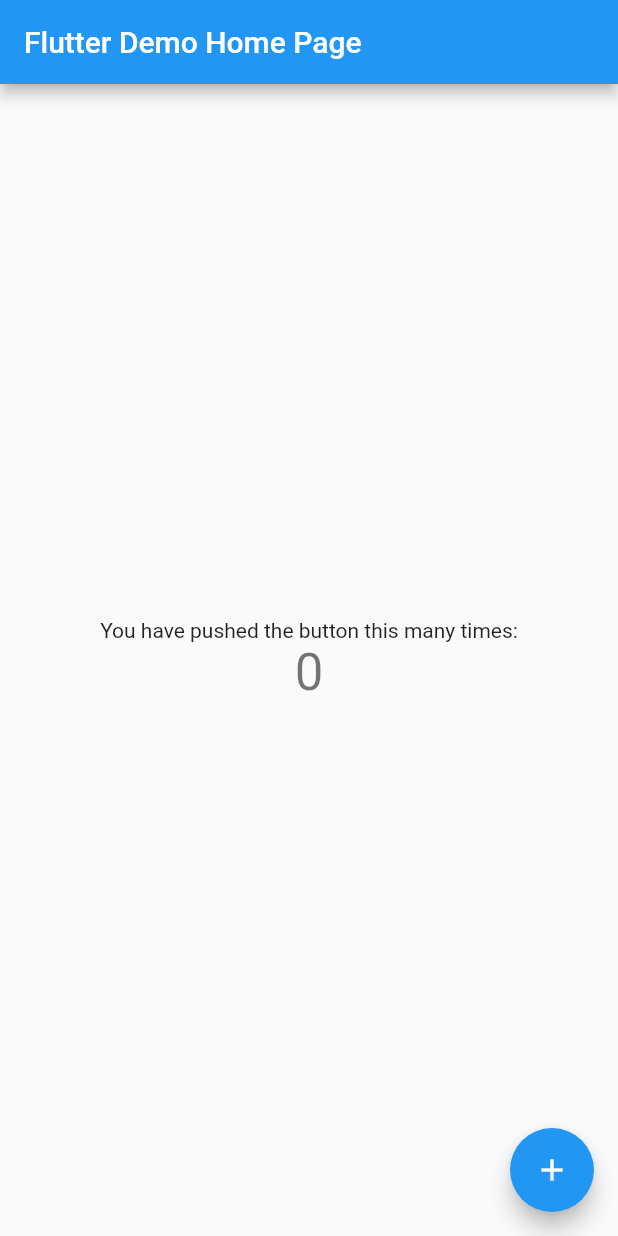
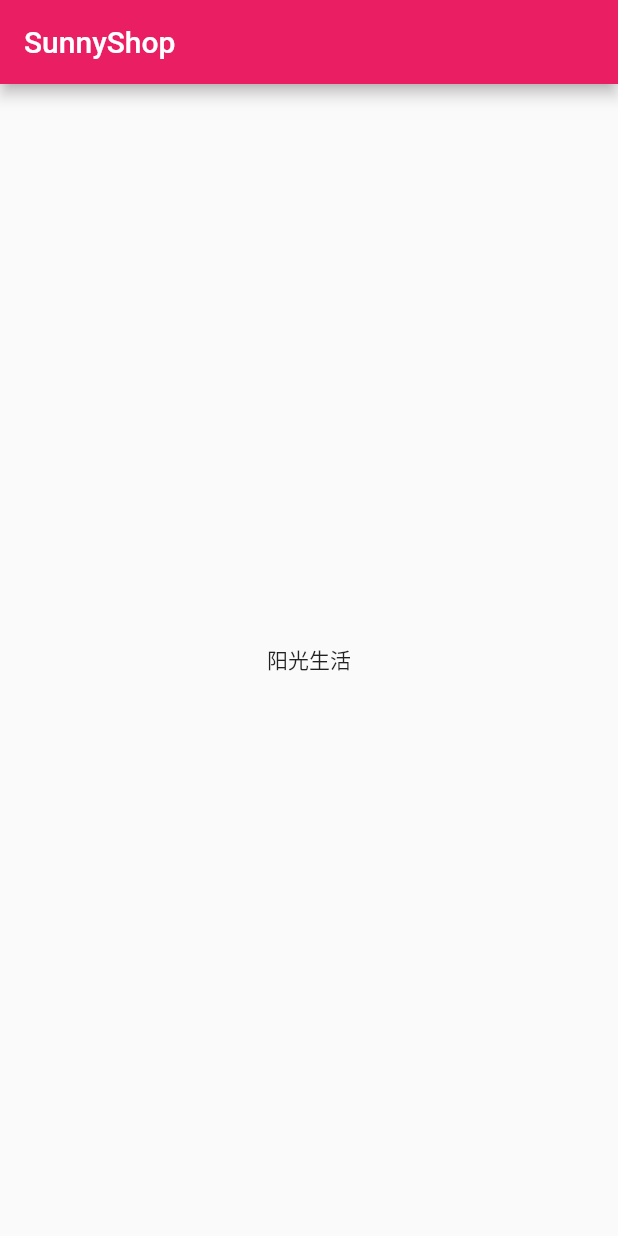
Before and after one commit to CoderHRXu/SunnyShop, a Flutter app: the screen it shows after launch, on a phone screen of 412 x 824 dp. Run offline on Flutter 3.47's test engine with Material 2 defaults, Android fonts, the phone set to English and light mode, and no system bars.

Commit message:
app框架，首页实现

```diff
--- a/sunny_shop/lib/main.dart
+++ b/sunny_shop/lib/main.dart
@@ -1,111 +1,26 @@
 import 'package:flutter/material.dart';
+import 'pages/index_page.dart';
 
-void main() => runApp(MyApp());
+
+void main()=>runApp(MyApp());
 
 class MyApp extends StatelessWidget {
-  // This widget is the root of your application.
+  final Widget child;
+
+  MyApp({Key key, this.child}) : super(key: key);
+
   @override
   Widget build(BuildContext context) {
-    return MaterialApp(
-      title: 'Flutter Demo',
-      theme: ThemeData(
-        // This is the theme of your application.
-        //
-        // Try running your application with "flutter run". You'll see the
-        // application has a blue toolbar. Then, without quitting the app, try
-        // changing the primarySwatch below to Colors.green and then invoke
-        // "hot reload" (press "r" in the console where you ran "flutter run",
-        // or simply save your changes to "hot reload" in a Flutter IDE).
-        // Notice that the counter didn't reset back to zero; the application
-        // is not restarted.
-        primarySwatch: Colors.blue,
+    return Container(
+      child: MaterialApp(
+        title: 'sunnyshop',
+        debugShowCheckedModeBanner: false, // 不显示debug图标
+        theme: ThemeData(
+          primaryColor: Colors.pink
+        ),
+        home: IndexPages(),
+
       ),
-      home: MyHomePage(title: 'Flutter Demo Home Page'),
     );
   }
 }
-
-class MyHomePage extends StatefulWidget {
-  MyHomePage({Key key, this.title}) : super(key: key);
-
-  // This widget is the home page of your application. It is stateful, meaning
-  // that it has a State object (defined below) that contains fields that affect
-  // how it looks.
-
-  // This class is the configuration for the state. It holds the values (in this
-  // case the title) provided by the parent (in this case the App widget) and
-  // used by the build method of the State. Fields in a Widget subclass are
-  // always marked "final".
-
-  final String title;
-
-  @override
-  _MyHomePageState createState() => _MyHomePageState();
-}
-
-class _MyHomePageState extends State<MyHomePage> {
-  int _counter = 0;
-
-  void _incrementCounter() {
-    setState(() {
-      // This call to setState tells the Flutter framework that something has
-      // changed in this State, which causes it to rerun the build method below
-      // so that the display can reflect the updated values. If we changed
-      // _counter without calling setState(), then the build method would not be
-      // called again, and so nothing would appear to happen.
-      _counter++;
-    });
-  }
-
-  @override
-  Widget build(BuildContext context) {
-    // This method is rerun every time setState is called, for instance as done
-    // by the _incrementCounter method above.
-    //
-    // The Flutter framework has been optimized to make rerunning build methods
-    // fast, so that you can just rebuild anything that needs updating rather
-    // than having to individually change instances of widgets.
-    return Scaffold(
-      appBar: AppBar(
-        // Here we take the value from the MyHomePage object that was created by
-        // the App.build method, and use it to set our appbar title.
-        title: Text(widget.title),
-      ),
-      body: Center(
-        // Center is a layout widget. It takes a single child and positions it
-        // in the middle of the parent.
-        child: Column(
-          // Column is also layout widget. It takes a list of children and
-          // arranges them vertically. By default, it sizes itself to fit its
-          // children horizontally, and tries to be as tall as its parent.
-          //
-          // Invoke "debug painting" (press "p" in the console, choose the
-          // "Toggle Debug Paint" action from the Flutter Inspector in Android
-          // Studio, or the "Toggle Debug Paint" command in Visual Studio Code)
-          // to see the wireframe for each widget.
-          //
-          // Column has various properties to control how it sizes itself and
-          // how it positions its children. Here we use mainAxisAlignment to
-          // center the children vertically; the main axis here is the vertical
-          // axis because Columns are vertical (the cross axis would be
-          // horizontal).
-          mainAxisAlignment: MainAxisAlignment.center,
-          children: <Widget>[
-            Text(
-              'You have pushed the button this many times:',
-            ),
-            Text(
-              '$_counter',
-              style: Theme.of(context).textTheme.display1,
-            ),
-          ],
-        ),
-      ),
-      floatingActionButton: FloatingActionButton(
-        onPressed: _incrementCounter,
-        tooltip: 'Increment',
-        child: Icon(Icons.add),
-      ), // This trailing comma makes auto-formatting nicer for build methods.
-    );
-  }
-}
--- /dev/null
+++ b/sunny_shop/lib/pages/index_page.dart
@@ -0,0 +1,17 @@
+import 'package:flutter/material.dart';
+
+class IndexPages extends StatelessWidget {
+  final Widget child;
+
+  IndexPages({Key key, this.child}) : super(key: key);
+
+  @override
+  Widget build(BuildContext context) {
+    return Scaffold(
+      appBar: AppBar(title: Text('SunnyShop'),),
+      body: Center(
+        child: Text('阳光生活'),
+      ),
+    );
+  }
+}
```
Also changed, not shown: 1 other file.
